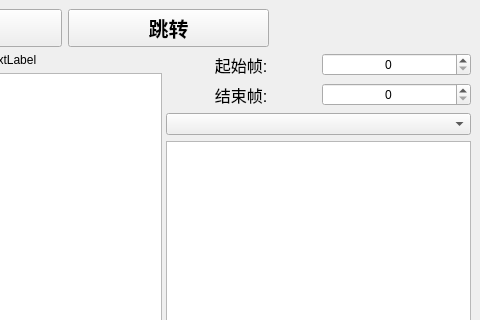
lamborghini1993/FileCompare, file ui/mainwidget.ui: the form before one commit; both pictures show x 766 to 1246 and y 0 to 320 of the 1246 by 680 pixel window.
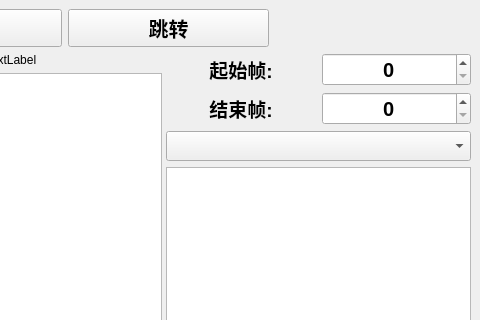
The form after the commit. Icons and pictures are not drawn.

What changed in the file:
```diff
--- a/ui/mainwidget.ui
+++ b/ui/mainwidget.ui
@@ -246,16 +246,16 @@
        </layout>
       </widget>
       <widget class="QWidget" name="widget_3" native="true">
-       <layout class="QVBoxLayout" name="verticalLayout">
+       <layout class="QVBoxLayout" name="verticalLayout" stretch="3,2,15,2">
         <item>
          <layout class="QGridLayout" name="gridLayout">
           <item row="0" column="0">
            <widget class="QLabel" name="label">
             <property name="font">
              <font>
-              <pointsize>12</pointsize>
-              <weight>50</weight>
-              <bold>false</bold>
+              <pointsize>14</pointsize>
+              <weight>75</weight>
+              <bold>true</bold>
              </font>
             </property>
             <property name="text">
@@ -270,9 +270,9 @@
            <widget class="QLabel" name="label_2">
             <property name="font">
              <font>
-              <pointsize>12</pointsize>
-              <weight>50</weight>
-              <bold>false</bold>
+              <pointsize>14</pointsize>
+              <weight>75</weight>
+              <bold>true</bold>
              </font>
             </property>
             <property name="text">
@@ -285,6 +285,13 @@
           </item>
           <item row="0" column="1">
            <widget class="QSpinBox" name="spinBox_start">
+            <property name="font">
+             <font>
+              <pointsize>15</pointsize>
+              <weight>75</weight>
+              <bold>true</bold>
+             </font>
+            </property>
             <property name="alignment">
              <set>Qt::AlignCenter</set>
             </property>
@@ -292,6 +299,13 @@
           </item>
           <item row="1" column="1">
            <widget class="QSpinBox" name="spinBox_end">
+            <property name="font">
+             <font>
+              <pointsize>15</pointsize>
+              <weight>75</weight>
+              <bold>true</bold>
+             </font>
+            </property>
             <property name="alignment">
              <set>Qt::AlignCenter</set>
             </property>
@@ -300,7 +314,14 @@
          </layout>
         </item>
         <item>
-         <widget class="QComboBox" name="comboBox"/>
+         <widget class="QComboBox" name="comboBox">
+          <property name="minimumSize">
+           <size>
+            <width>0</width>
+            <height>30</height>
+           </size>
+          </property>
+         </widget>
         </item>
         <item>
          <widget class="QTableView" name="tableView"/>
```
Left out of the diff: 12 changed lines with no effect on the pictures.
